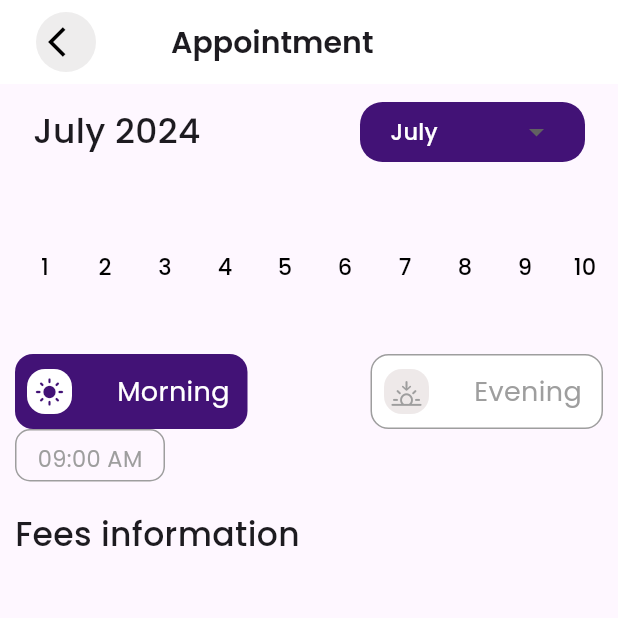
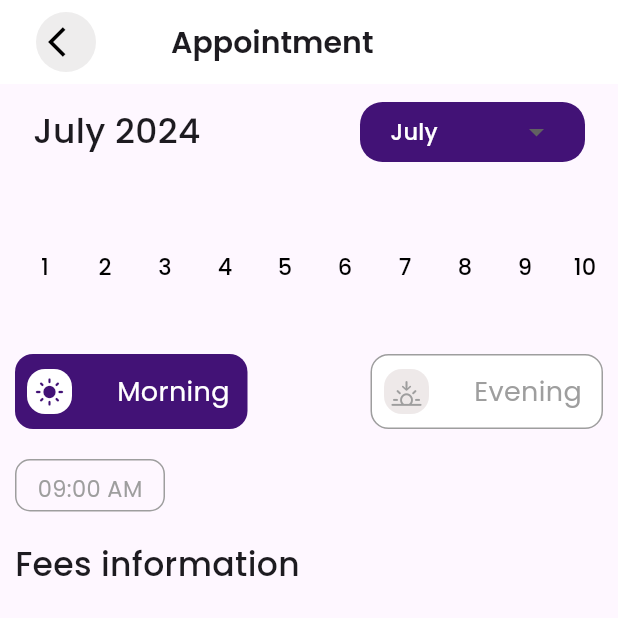
Before and after one commit to JohnGastone/Dokta-Konzo, a Flutter app: the CreateAppointment screen opened directly, on a phone screen of 412 x 824 dp, the top half of it. Run offline on Flutter 3.47's test engine with Material 3 defaults, Android fonts, the phone set to English and light mode, and no system bars; our stand-ins replace flutter_onboarding_slider, google_fonts, google_maps_flutter, permission_handler.

Commit message:
Appointment page++

```diff
--- a/lib/Pages/Appointment/Appointment.dart
+++ b/lib/Pages/Appointment/Appointment.dart
@@ -134,8 +134,9 @@ class _CreateAppointmentState extends State<CreateAppointment> {
                   )
                 ],
               ),
-              Row(
-                children: [
+              SizedBox(
+                height: 20,
+              ),
               Container(
                 width: 100,
                 height: 35,
@@ -147,13 +148,11 @@ class _CreateAppointmentState extends State<CreateAppointment> {
                   child: Center(
                     child: Text(
                       "09:00 AM",
-                          style: GoogleFonts.poppins(
-                              fontSize: 15, color: Colors.grey),
+                      style:
+                          GoogleFonts.poppins(fontSize: 15, color: Colors.grey),
                     ),
                   ),
                 ),
-                  )
-                ],
               ),
               SizedBox(
                 height: 20,
```
Lines whose indentation alone changed are shown as unchanged.
